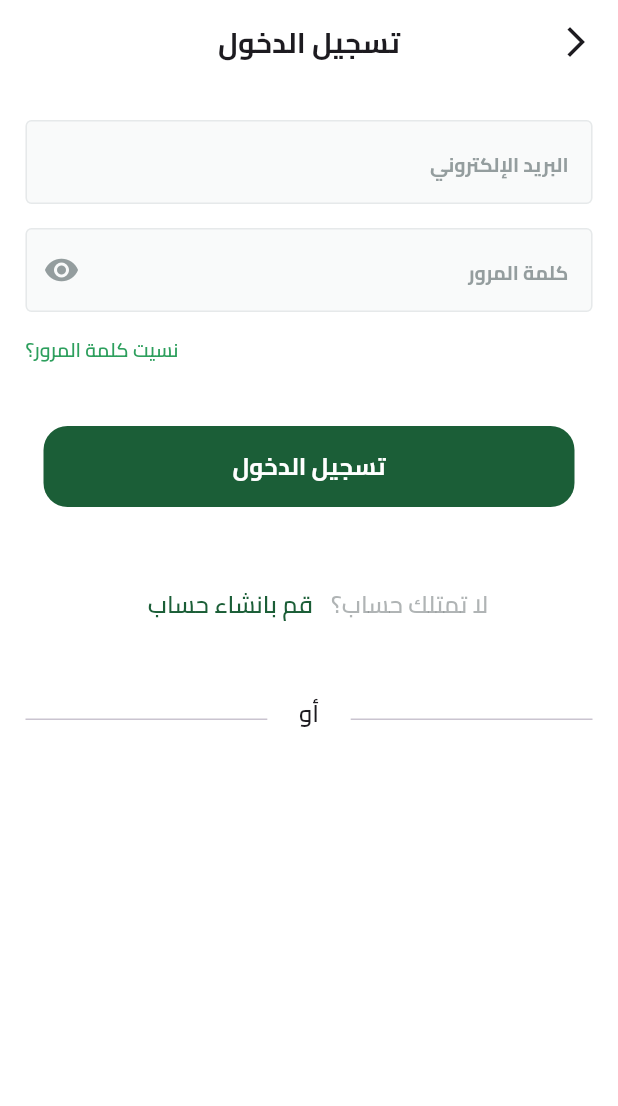
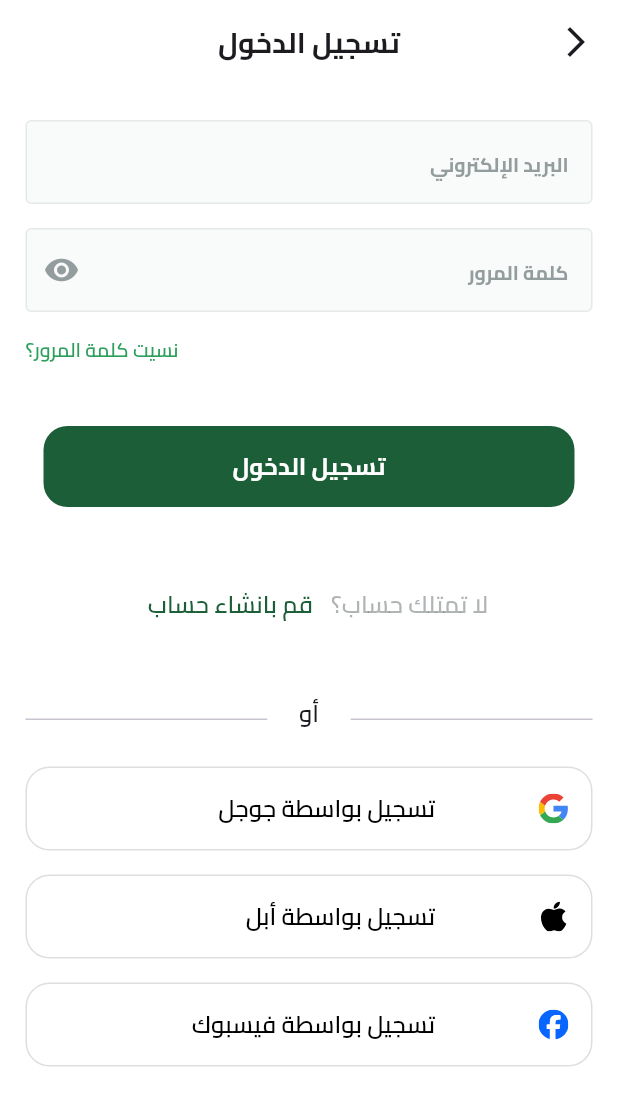
Before and after one commit to Mohamed47Elmelegy/FruitApp, a Flutter app: the screen it shows after launch, after a tap on "تخط", on a phone screen of 412 x 824 dp. Shown: the top 1106 px of the screen. Run offline on Flutter 3.47's test engine with Material 3 defaults, Android fonts, the phone set to English and light mode, and no system bars; our stand-ins replace dots_indicator, flutter_svg, gap, shared_preferences.

Commit message:
make google ,apple,facebook login ui

```diff
--- a/lib/Presentation/logIn/view/login_view.dart
+++ b/lib/Presentation/logIn/view/login_view.dart
@@ -1,6 +1,8 @@
 import 'package:flutter/material.dart';
+import 'package:frutes_app/Presentation/logIn/widgets/apple_signin.dart';
+import 'package:frutes_app/Presentation/logIn/widgets/facebook_signin.dart';
+import 'package:frutes_app/Presentation/logIn/widgets/google_signin.dart';
 import 'package:frutes_app/core/extensions/padding_ext.dart';
-import 'package:frutes_app/core/theme/text_theme.dart';
 import 'package:frutes_app/core/widgets/butn.dart';
 import 'package:frutes_app/core/widgets/custom_text_field.dart';
 import 'package:gap/gap.dart';
@@ -73,6 +75,12 @@ class _LoginViewState extends State<LoginView> {
             const AccountCreationPrompt(),
             const Gap(37),
             const CustomDivider(),
+            const Gap(16),
+            const GoogleSignin(),
+            const Gap(16),
+            const AppleSignin(),
+            const Gap(16),
+            const FacebookSignin(),
           ],
         ),
       ),
--- /dev/null
+++ b/lib/Presentation/logIn/widgets/apple_signin.dart
@@ -0,0 +1,28 @@
+import 'package:flutter/material.dart';
+import 'package:flutter_svg/svg.dart';
+import 'package:frutes_app/core/extensions/padding_ext.dart';
+
+import '../../../core/utils/app_images.dart';
+import '../../../core/widgets/custom_platform_signin.dart';
+
+class AppleSignin extends StatelessWidget {
+  const AppleSignin({super.key});
+
+  @override
+  Widget build(BuildContext context) {
+    return PlatformSignin(
+        width: 343,
+        height: 56,
+        icon: SvgPicture.asset(Assets.appleIcons).setAllPadding(
+          context,
+          16,
+          enableMediaQuery: false,
+        ),
+        label: 'تسجيل بواسطة أبل',
+        onPressed: () {},
+        color: Colors.transparent,
+        textColor: Colors.black,
+        borderColor: const Color(0xffDDDFDF),
+        borderRadius: 16);
+  }
+}
--- /dev/null
+++ b/lib/Presentation/logIn/widgets/facebook_signin.dart
@@ -0,0 +1,28 @@
+import 'package:flutter/material.dart';
+import 'package:flutter_svg/svg.dart';
+import 'package:frutes_app/core/extensions/padding_ext.dart';
+
+import '../../../core/utils/app_images.dart';
+import '../../../core/widgets/custom_platform_signin.dart';
+
+class FacebookSignin extends StatelessWidget {
+  const FacebookSignin({super.key});
+
+  @override
+  Widget build(BuildContext context) {
+    return PlatformSignin(
+        width: 343,
+        height: 56,
+        icon: SvgPicture.asset(Assets.facebookIcons).setAllPadding(
+          context,
+          16,
+          enableMediaQuery: false,
+        ),
+        label: 'تسجيل بواسطة فيسبوك',
+        onPressed: () {},
+        color: Colors.transparent,
+        textColor: Colors.black,
+        borderColor: const Color(0xffDDDFDF),
+        borderRadius: 16);
+  }
+}
--- /dev/null
+++ b/lib/Presentation/logIn/widgets/google_signin.dart
@@ -0,0 +1,25 @@
+import 'package:flutter/material.dart';
+import 'package:flutter_svg/svg.dart';
+import 'package:frutes_app/core/extensions/padding_ext.dart';
+
+import '../../../core/utils/app_images.dart';
+import '../../../core/widgets/custom_platform_signin.dart';
+
+class GoogleSignin extends StatelessWidget {
+  const GoogleSignin({super.key});
+
+  @override
+  Widget build(BuildContext context) {
+    return PlatformSignin(
+        width: 343,
+        height: 56,
+        icon: SvgPicture.asset(Assets.googleIcons)
+            .setAllPadding(context, 16, enableMediaQuery: false),
+        label: 'تسجيل بواسطة جوجل',
+        onPressed: () {},
+        color: Colors.transparent,
+        textColor: Colors.black,
+        borderColor: const Color(0xffDDDFDF),
+        borderRadius: 16);
+  }
+}
--- a/lib/core/utils/app_images.dart
+++ b/lib/core/utils/app_images.dart
@@ -37,4 +37,7 @@ class Assets {
   /// assets/images/topBackgroundSplash2.svg
   static const String imagesTopBackgroundSplash2 =
       "assets/images/topBackgroundSplash2.svg";
+  static const String googleIcons = 'assets/images/GoogleIcons.svg';
+  static const String appleIcons = 'assets/images/AppleIcons.svg';
+  static const String facebookIcons = 'assets/images/FacebookIcons.svg';
 }
--- /dev/null
+++ b/lib/core/widgets/custom_platform_signin.dart
@@ -0,0 +1,61 @@
+import 'package:flutter/material.dart';
+import 'package:frutes_app/core/extensions/padding_ext.dart';
+import 'package:frutes_app/core/theme/text_theme.dart';
+import 'package:gap/gap.dart';
+
+class PlatformSignin extends StatelessWidget {
+  final Widget icon; // أيقونة كودجت يمكن أن تكون Icon أو Image
+  final String label; // النص
+  final VoidCallback onPressed; // الإجراء عند الضغط
+  final Color color; // لون الزر
+  final Color textColor; // لون النص
+  final Color borderColor; // لون الإطار
+  final double borderRadius; // الزوايا المستديرة
+  final double height; // ارتفاع الزر
+  final double width;
+  const PlatformSignin({
+    super.key,
+    required this.icon, // الأيقونة إلزامية
+    required this.label, // النص إلزامي
+    required this.onPressed, // الإجراء إلزامي
+    required this.color, // اللون إلزامي
+    required this.textColor, // لون النص إلزامي
+    required this.borderColor, // لون الإطار إلزامي
+    required this.borderRadius, // الزوايا إلزامية
+    required this.height,
+    required this.width, // ارتفاع الزر إلزامي
+  });
+
+  @override
+  Widget build(BuildContext context) {
+    return OutlinedButton(
+      iconAlignment: IconAlignment.start,
+      onPressed: onPressed,
+      style: OutlinedButton.styleFrom(
+        backgroundColor: color, // لون الخلفية
+        shape: RoundedRectangleBorder(
+          borderRadius: BorderRadius.circular(borderRadius), // زوايا مستديرة
+        ),
+        side: BorderSide(color: borderColor), // لون الإطار
+        padding: EdgeInsets.zero, // إزالة الحشو الافتراضي
+        minimumSize: Size.fromHeight(height), // تعيين الارتفاع
+      ),
+      child: Container(
+        height: height, // تعيين الارتفاع للزر
+        alignment: Alignment.centerLeft,
+        child: Row(
+          mainAxisAlignment: MainAxisAlignment.start,
+          children: [
+            icon, // استخدام الأيقونة كمتغير Widget
+            const Gap(53),
+            Text(
+              label,
+              style:
+                  AppTextStyles.bodyBaseSemiBold16.copyWith(color: textColor),
+            )
+          ],
+        ),
+      ),
+    );
+  }
+}
```
Also changed, not shown: assets/images/AppleIcons.svg (added), assets/images/FacebookIcons.svg (added), assets/images/GoogleIcons.svg (added).
